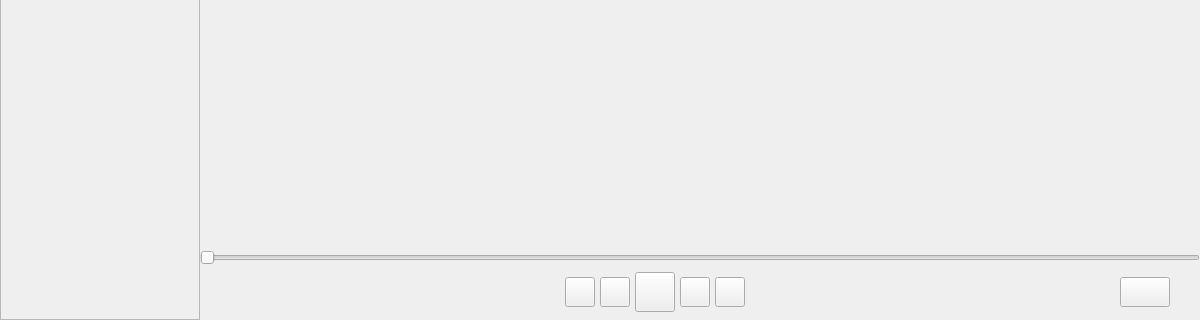
Qt form widget/MainW.ui (xuxl1209/CloudsMusic) before a commit; both pictures show x 0 to 1200 and y 480 to 800 of the 1200 by 800 pixel window.
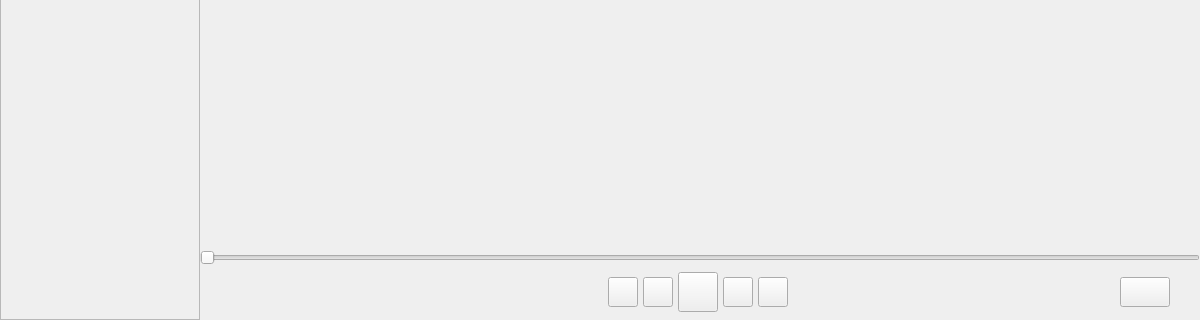
The same form after that commit.

```diff
--- a/widget/MainW.ui
+++ b/widget/MainW.ui
@@ -647,6 +647,9 @@
         </item>
         <item>
          <layout class="QHBoxLayout" name="horizontalLayout_5">
+          <property name="spacing">
+           <number>5</number>
+          </property>
           <property name="leftMargin">
            <number>30</number>
           </property>
@@ -672,6 +675,22 @@
             </property>
            </widget>
           </item>
+          <item>
+           <spacer name="horizontalSpacer_7">
+            <property name="orientation">
+             <enum>Qt::Horizontal</enum>
+            </property>
+            <property name="sizeType">
+             <enum>QSizePolicy::Fixed</enum>
+            </property>
+            <property name="sizeHint" stdset="0">
+             <size>
+              <width>90</width>
+              <height>20</height>
+             </size>
+            </property>
+           </spacer>
+          </item>
           <item>
            <spacer name="horizontalSpacer_6">
             <property name="orientation">
```
